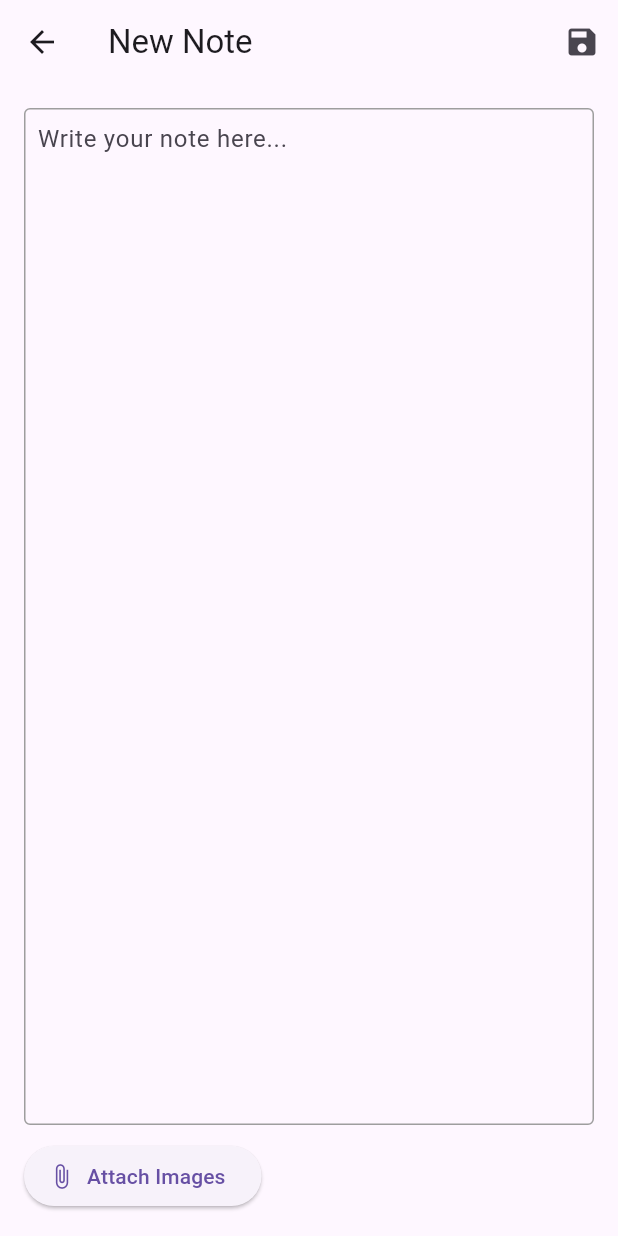
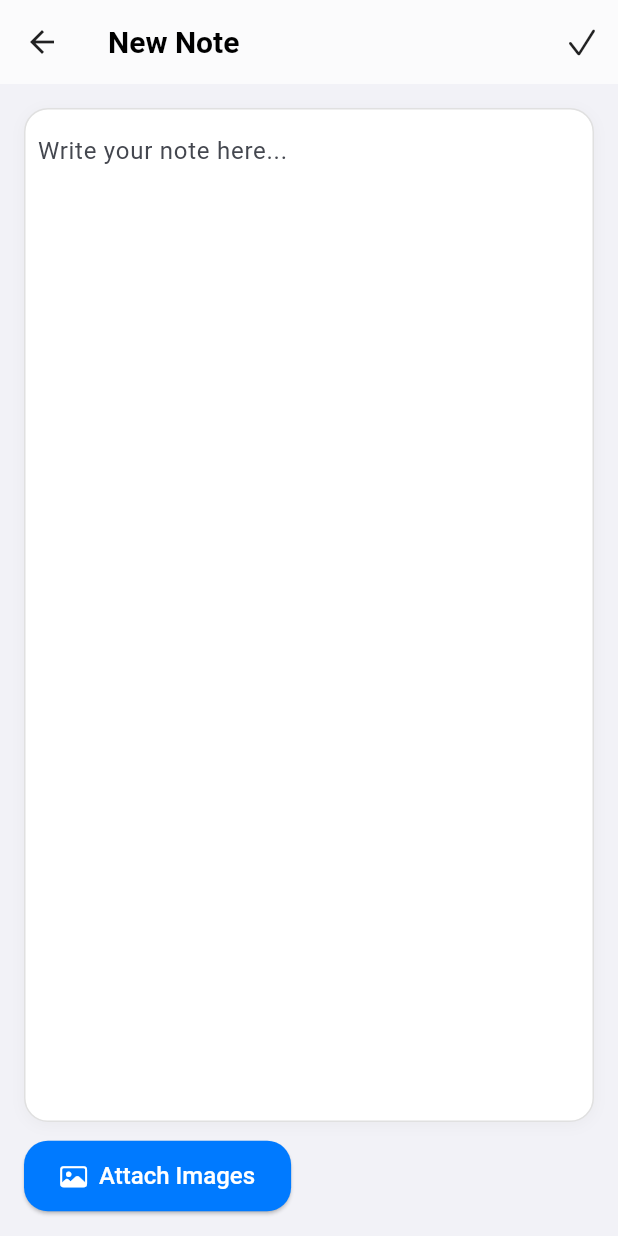
Before and after one commit to YourBoyMaleek96/Nav_App, a Flutter app: the screen it shows after launch, after a tap on "Add Note", on a phone screen of 412 x 824 dp. Run offline on Flutter 3.47's test engine with Material 3 defaults, Android fonts, the phone set to English and light mode, and no system bars; our stand-ins replace image_picker, location, share_plus, sqflite; missing offline and left inert: excel; accounts and stored records are empty.

Commit message:
updated app design

```diff
--- a/lib/main.dart
+++ b/lib/main.dart
@@ -1,3 +1,4 @@
+import 'package:flutter/cupertino.dart';
 import 'package:flutter/material.dart';
 import 'note.dart';
 import 'view_list.dart';
@@ -12,8 +13,33 @@ class MyApp extends StatelessWidget {
   @override
   Widget build(BuildContext context) {
     return MaterialApp(
-      home: HomeScreen(),
+      home: const HomeScreen(),
       debugShowCheckedModeBanner: false,
+      theme: ThemeData(
+        colorScheme: ColorScheme.fromSeed(seedColor: const Color(0xFF007AFF)),
+        scaffoldBackgroundColor: const Color(0xFFF2F2F7),
+        appBarTheme: const AppBarTheme(
+          backgroundColor: Colors.white,
+          foregroundColor: Colors.black87,
+          elevation: 0.5,
+          titleTextStyle: TextStyle(
+            fontWeight: FontWeight.w600,
+            fontSize: 20,
+            color: Colors.black,
+          ),
+        ),
+        elevatedButtonTheme: ElevatedButtonThemeData(
+          style: ElevatedButton.styleFrom(
+            backgroundColor: const Color(0xFF007AFF),
+            foregroundColor: Colors.white,
+            shape: RoundedRectangleBorder(
+              borderRadius: BorderRadius.circular(16),
+            ),
+            textStyle: const TextStyle(fontSize: 16, fontWeight: FontWeight.w500),
+            padding: const EdgeInsets.symmetric(horizontal: 24, vertical: 14),
+          ),
+        ),
+      ),
     );
   }
 }
@@ -24,31 +50,31 @@ class HomeScreen extends StatelessWidget {
   @override
   Widget build(BuildContext context) {
     return Scaffold(
-      appBar: AppBar(
-        title: const Text('Field App'),
-      ),
+      appBar: AppBar(title: const Text('Field App'), centerTitle: true),
       body: Center(
         child: Column(
           mainAxisAlignment: MainAxisAlignment.center,
           children: [
-            ElevatedButton(
+            ElevatedButton.icon(
+              icon: const Icon(CupertinoIcons.add),
+              label: const Text('Add Note'),
               onPressed: () {
                 Navigator.push(
                   context,
-                  MaterialPageRoute(builder: (_) => const NoteScreen()),
+                  CupertinoPageRoute(builder: (_) => const NoteScreen()),
                 );
               },
-              child: const Text('Add Note'),
             ),
             const SizedBox(height: 20),
-            ElevatedButton(
+            ElevatedButton.icon(
+              icon: const Icon(CupertinoIcons.list_bullet),
+              label: const Text('View List'),
               onPressed: () {
                 Navigator.push(
                   context,
-                  MaterialPageRoute(builder: (_) => const ViewListScreen()),
+                  CupertinoPageRoute(builder: (_) => const ViewListScreen()),
                 );
               },
-              child: const Text('View List'),
             ),
           ],
         ),
--- a/lib/note.dart
+++ b/lib/note.dart
@@ -1,4 +1,5 @@
 import 'dart:io';
+import 'package:flutter/cupertino.dart';
 import 'package:flutter/material.dart';
 import 'package:image_picker/image_picker.dart';
 import 'package:location/location.dart';
@@ -19,52 +20,40 @@ class _NoteScreenState extends State<NoteScreen> {
 
   Future<void> _pickImages() async {
     try {
-      final List<XFile>? selectedImages = await _picker.pickMultiImage(imageQuality: 80);
-      if (selectedImages == null || selectedImages.isEmpty) {
-        ScaffoldMessenger.of(context).showSnackBar(
-          const SnackBar(content: Text('No images selected')),
-        );
-        return;
+      final selectedImages = await _picker.pickMultiImage(imageQuality: 80);
+      if (selectedImages != null && selectedImages.isNotEmpty) {
+        setState(() => _images.addAll(selectedImages));
       }
-      setState(() {
-        _images.addAll(selectedImages);
-      });
     } catch (e) {
-      ScaffoldMessenger.of(context).showSnackBar(
-        SnackBar(content: Text('Error picking images: $e')),
-      );
+      _showError('Error picking images: $e');
     }
   }
 
+  void _showError(String message) {
+    ScaffoldMessenger.of(context).showSnackBar(SnackBar(content: Text(message)));
+  }
+
   Future<void> _saveNote() async {
-    // Request and check location permissions
     bool serviceEnabled = await _location.serviceEnabled();
-    if (!serviceEnabled) {
-      serviceEnabled = await _location.requestService();
-      if (!serviceEnabled) return;
-    }
+    if (!serviceEnabled && !await _location.requestService()) return;
+
     PermissionStatus permissionGranted = await _location.hasPermission();
-    if (permissionGranted == PermissionStatus.denied) {
-      permissionGranted = await _location.requestPermission();
-      if (permissionGranted != PermissionStatus.granted) return;
-    }
+    if (permissionGranted == PermissionStatus.denied &&
+        await _location.requestPermission() != PermissionStatus.granted) return;
 
     try {
       final locData = await _location.getLocation();
-      final now = DateTime.now();
       final note = Note(
         text: _controller.text,
         imagePaths: _images.map((x) => x.path).toList(),
-        dateTime: now,
+        dateTime: DateTime.now(),
         latitude: locData.latitude,
         longitude: locData.longitude,
       );
       await DBHelper().insertNote(note);
       Navigator.pop(context);
     } catch (e) {
-      ScaffoldMessenger.of(context).showSnackBar(
-        SnackBar(content: Text('Error saving note: $e')),
-      );
+      _showError('Error saving note: $e');
     }
   }
 
@@ -75,7 +64,7 @@ class _NoteScreenState extends State<NoteScreen> {
         title: const Text('New Note'),
         actions: [
           IconButton(
-            icon: const Icon(Icons.save),
+            icon: const Icon(CupertinoIcons.check_mark),
             onPressed: _saveNote,
           ),
         ],
@@ -86,35 +75,42 @@ class _NoteScreenState extends State<NoteScreen> {
           children: [
             Expanded(
               child: Container(
+                padding: const EdgeInsets.all(8),
                 decoration: BoxDecoration(
-                  border: Border.all(color: Colors.grey),
-                  borderRadius: BorderRadius.circular(4),
+                  color: Colors.white,
+                  borderRadius: BorderRadius.circular(16),
+                  border: Border.all(color: Colors.grey.shade300),
+                  boxShadow: [
+                    BoxShadow(
+                      color: Colors.grey.withOpacity(0.1),
+                      blurRadius: 8,
+                      offset: const Offset(0, 2),
+                    ),
+                  ],
                 ),
                 child: Column(
                   children: [
                     Expanded(
                       child: TextField(
                         controller: _controller,
-                        textAlignVertical: TextAlignVertical.top,
                         maxLines: null,
                         expands: true,
                         decoration: const InputDecoration(
                           hintText: 'Write your note here...',
                           border: InputBorder.none,
-                          contentPadding: EdgeInsets.all(8),
-                          alignLabelWithHint: true,
                         ),
                       ),
                     ),
                     if (_images.isNotEmpty)
                       SizedBox(
                         height: 100,
-                        child: ListView.builder(
+                        child: ListView.separated(
                           scrollDirection: Axis.horizontal,
                           itemCount: _images.length,
+                          separatorBuilder: (_, __) => const SizedBox(width: 8),
                           itemBuilder: (context, index) {
-                            return Padding(
-                              padding: const EdgeInsets.only(right: 8.0),
+                            return ClipRRect(
+                              borderRadius: BorderRadius.circular(12),
                               child: Image.file(
                                 File(_images[index].path),
                                 width: 100,
@@ -128,15 +124,14 @@ class _NoteScreenState extends State<NoteScreen> {
                 ),
               ),
             ),
-            const SizedBox(height: 10),
-            Row(
-              children: [
-                ElevatedButton.icon(
-                  onPressed: _pickImages,
-                  icon: const Icon(Icons.attach_file),
-                  label: const Text('Attach Images'),
-                ),
-              ],
+            const SizedBox(height: 12),
+            Align(
+              alignment: Alignment.centerLeft,
+              child: ElevatedButton.icon(
+                icon: const Icon(CupertinoIcons.photo),
+                label: const Text('Attach Images'),
+                onPressed: _pickImages,
+              ),
             ),
           ],
         ),
```
Also changed, not shown: lib/view_list.dart (+35 -44 lines), 3 other files.
